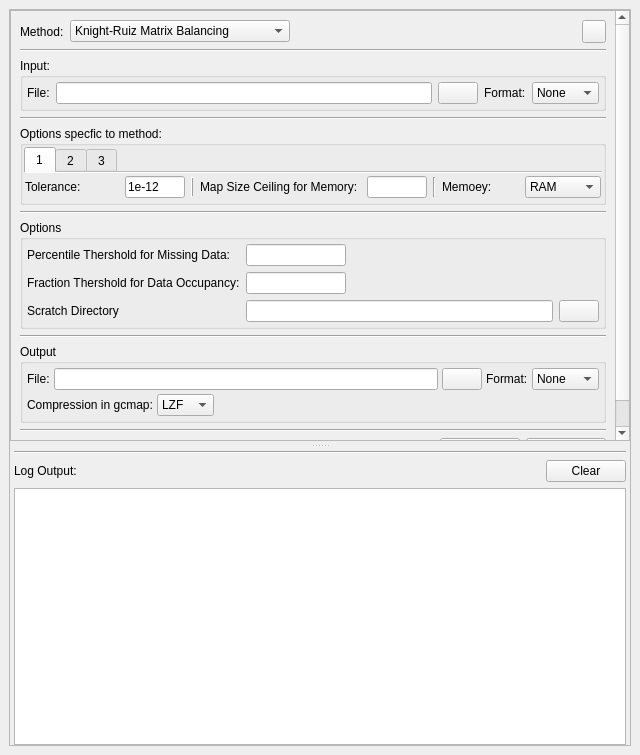
Before: the Qt Designer form gcMapExplorer/gui/UIs/normalizer.ui in rjdkmr/gcMapExplorer, drawn with Qt 5.
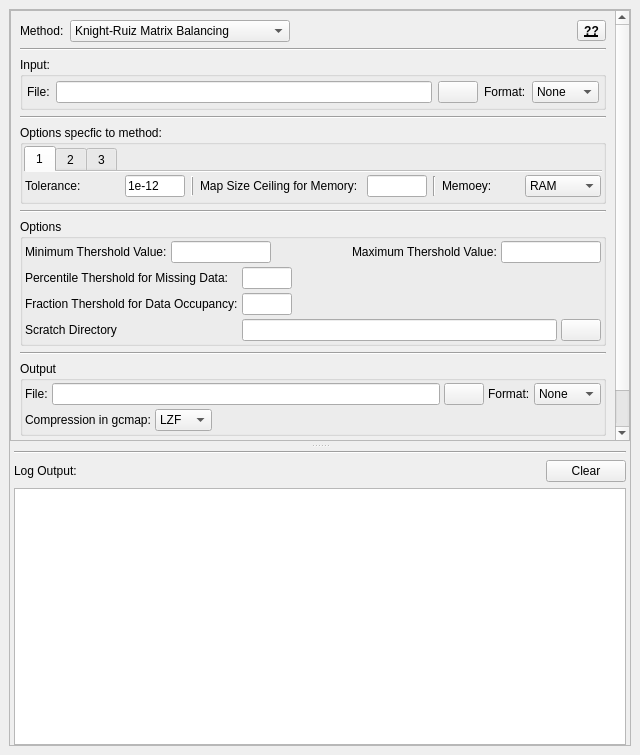
After: the same form once the commit is applied.

Commit message: update normalization thershold. update browser list widget

```diff
--- a/gcMapExplorer/gui/UIs/normalizer.ui
+++ b/gcMapExplorer/gui/UIs/normalizer.ui
@@ -84,7 +84,7 @@
           <x>0</x>
           <y>0</y>
           <width>604</width>
-          <height>498</height>
+          <height>504</height>
          </rect>
         </property>
         <layout class="QVBoxLayout" name="verticalLayout_2">
@@ -137,8 +137,15 @@
            </item>
            <item>
             <widget class="QToolButton" name="whatsThisButton">
+             <property name="font">
+              <font>
+               <weight>75</weight>
+               <bold>true</bold>
+               <underline>true</underline>
+              </font>
+             </property>
              <property name="text">
-              <string/>
+              <string>??</string>
              </property>
             </widget>
            </item>
@@ -678,22 +685,90 @@
            <property name="title">
             <string>Options</string>
            </property>
-           <layout class="QHBoxLayout" name="horizontalLayout_9">
+           <layout class="QVBoxLayout" name="verticalLayout_3">
+            <property name="spacing">
+             <number>4</number>
+            </property>
             <property name="leftMargin">
-             <number>4</number>
+             <number>2</number>
             </property>
             <property name="topMargin">
-             <number>4</number>
+             <number>2</number>
             </property>
             <property name="rightMargin">
-             <number>4</number>
+             <number>2</number>
             </property>
             <property name="bottomMargin">
-             <number>4</number>
+             <number>2</number>
             </property>
+            <item>
+             <layout class="QHBoxLayout" name="horizontalLayout">
+              <item>
+               <widget class="QLabel" name="vminQLabel">
+                <property name="text">
+                 <string>Minimum Thershold Value:</string>
+                </property>
+               </widget>
+              </item>
+              <item>
+               <widget class="QLineEdit" name="vminLineEdit">
+                <property name="maximumSize">
+                 <size>
+                  <width>100</width>
+                  <height>16777215</height>
+                 </size>
+                </property>
+                <property name="toolTip">
+                 <string>Minimum thershold value for normalization.</string>
+                </property>
+                <property name="whatsThis">
+                 <string>Minimum thershold value for normalization. If contact frequency is less than or equal to this thershold value, this value is discarded during normalization.
+</string>
+                </property>
+               </widget>
+              </item>
+              <item>
+               <spacer name="horizontalSpacer">
+                <property name="orientation">
+                 <enum>Qt::Horizontal</enum>
+                </property>
+                <property name="sizeHint" stdset="0">
+                 <size>
+                  <width>40</width>
+                  <height>20</height>
+                 </size>
+                </property>
+               </spacer>
+              </item>
+              <item>
+               <widget class="QLabel" name="vmaxQLabel">
+                <property name="text">
+                 <string>Maximum Thershold Value:</string>
+                </property>
+               </widget>
+              </item>
+              <item>
+               <widget class="QLineEdit" name="vmaxLineEdit">
+                <property name="maximumSize">
+                 <size>
+                  <width>100</width>
+                  <height>16777215</height>
+                 </size>
+                </property>
+                <property name="toolTip">
+                 <string>Maximum thershold value for normalization.</string>
+                </property>
+                <property name="whatsThis">
+                 <string>Maximum thershold value for normalization. If contact frequency is greater than or equal to this thershold value,
+this value is discarded during normalization.</string>
+                </property>
+               </widget>
+              </item>
+             </layout>
+            </item>
             <item>
              <layout class="QGridLayout" name="genOptsLayout">
-              <item row="0" column="1">
+              <item row="2" column="1">
                <widget class="QLineEdit" name="genOptsPtndLineEdit">
                 <property name="sizePolicy">
                  <sizepolicy hsizetype="Fixed" vsizetype="Fixed">
@@ -703,7 +778,7 @@
                 </property>
                 <property name="maximumSize">
                  <size>
-                  <width>100</width>
+                  <width>50</width>
                   <height>16777215</height>
                  </size>
                 </property>
@@ -715,7 +790,7 @@
                 </property>
                </widget>
               </item>
-              <item row="1" column="1">
+              <item row="3" column="1">
                <widget class="QLineEdit" name="genOptsTdoLineEdit">
                 <property name="sizePolicy">
                  <sizepolicy hsizetype="Fixed" vsizetype="Fixed">
@@ -725,7 +800,7 @@
                 </property>
                 <property name="maximumSize">
                  <size>
-                  <width>100</width>
+                  <width>50</width>
                   <height>16777215</height>
                  </size>
                 </property>
@@ -737,35 +812,35 @@
                 </property>
                </widget>
               </item>
-              <item row="0" column="0">
+              <item row="2" column="0">
                <widget class="QLabel" name="genOptsPtndLabel">
                 <property name="text">
                  <string>Percentile Thershold for Missing Data:</string>
                 </property>
                </widget>
               </item>
-              <item row="1" column="0">
+              <item row="3" column="0">
                <widget class="QLabel" name="genOptsTdoLabel">
                 <property name="text">
                  <string>Fraction Thershold for Data Occupancy:</string>
                 </property>
                </widget>
               </item>
-              <item row="2" column="0">
+              <item row="4" column="0">
                <widget class="QLabel" name="genOptsScratchDirLabel">
                 <property name="text">
                  <string>Scratch Directory</string>
                 </property>
                </widget>
               </item>
-              <item row="2" column="1">
+              <item row="4" column="1">
                <widget class="QLineEdit" name="genOptsScratchDirLineEdit">
                 <property name="toolTip">
                  <string>Directory where temporary files will be stored.</string>
                 </property>
                </widget>
               </item>
-              <item row="2" column="2">
+              <item row="4" column="2">
                <widget class="QPushButton" name="genOptsScratchDirButton">
                 <property name="sizePolicy">
                  <sizepolicy hsizetype="Fixed" vsizetype="Fixed">
@@ -806,16 +881,16 @@
              <number>4</number>
             </property>
             <property name="leftMargin">
-             <number>4</number>
+             <number>2</number>
             </property>
             <property name="topMargin">
-             <number>4</number>
+             <number>2</number>
             </property>
             <property name="rightMargin">
-             <number>4</number>
+             <number>2</number>
             </property>
             <property name="bottomMargin">
-             <number>4</number>
+             <number>2</number>
             </property>
             <item>
              <layout class="QHBoxLayout" name="outFileLayout">
```
The commit also changes 16 other files.
